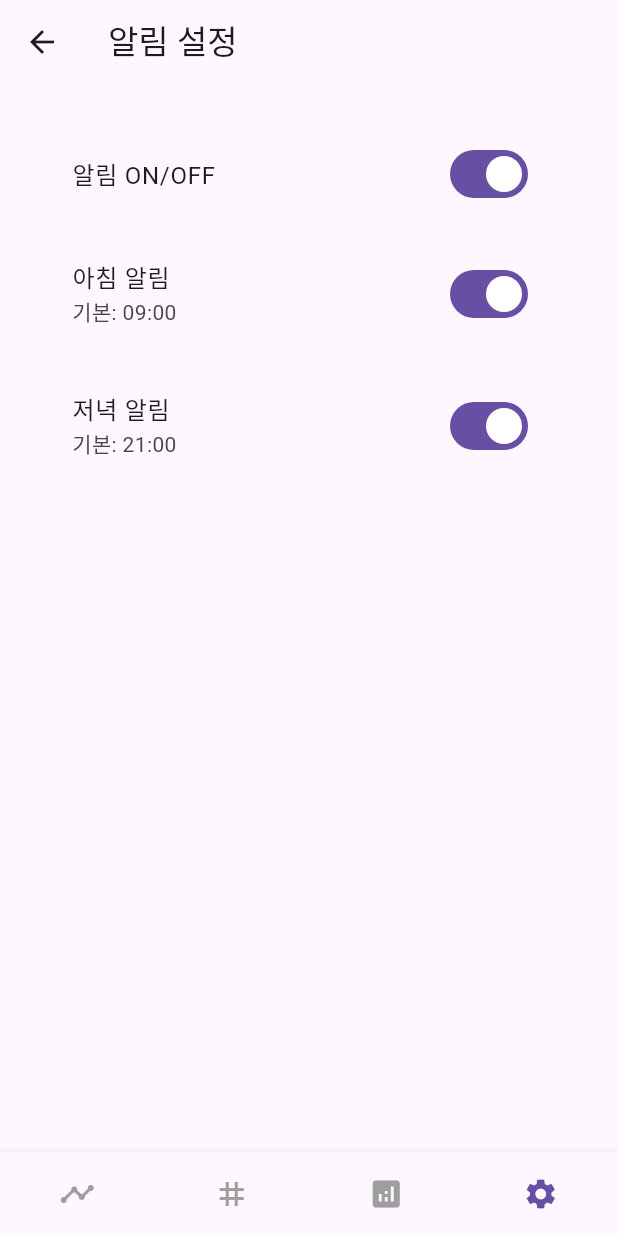
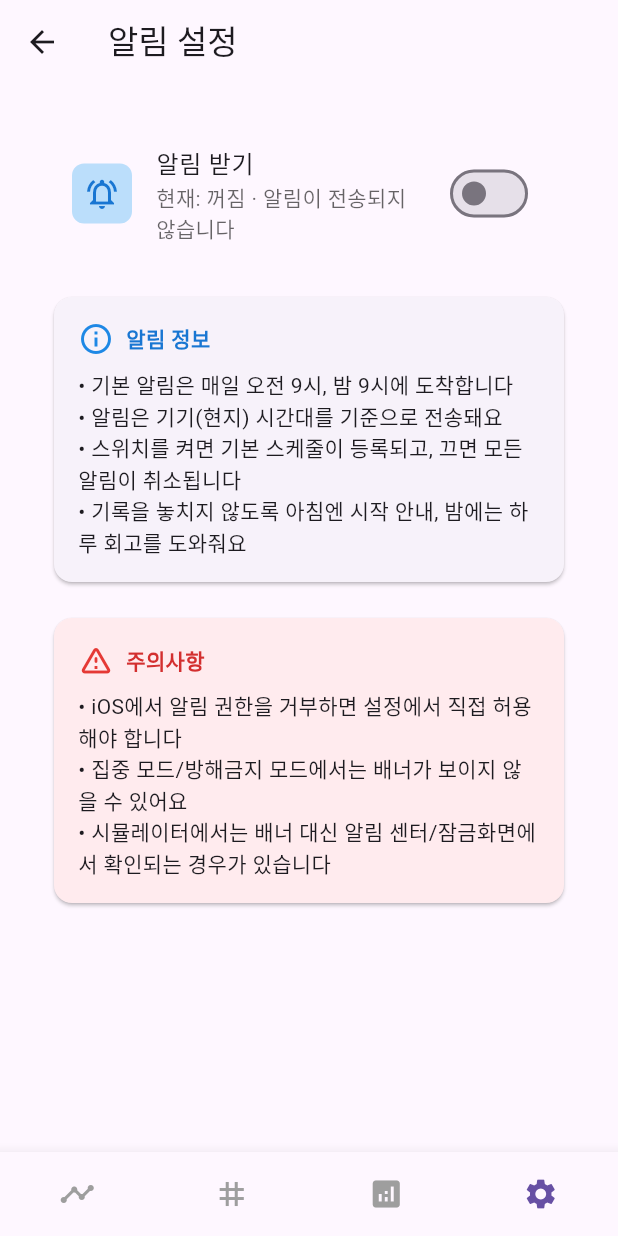
Before and after one commit to simpolor/remory, a Flutter app: the SettingNotificationScreen screen opened by its route, on a phone screen of 412 x 824 dp. Run offline on Flutter 3.47's test engine with Material 3 defaults, Android fonts, the phone set to English and light mode, and no system bars; our stand-ins replace drift, file_picker, flutter_hooks, flutter_local_notifications, flutter_riverpod, flutter_timezone and 6 more; missing offline and left inert: textfield_tags; accounts and stored records are empty; generated files the repository leaves out were written again.

Commit message:
안드로이드 및 ios 알람 설정 작업

```diff
--- a/lib/main.dart
+++ b/lib/main.dart
@@ -1,10 +1,13 @@
 import 'package:flutter/material.dart';
 import 'package:flutter_riverpod/flutter_riverpod.dart';
 import 'package:remory/remory_app.dart';
+import 'package:remory/service/notification_service.dart';
 
 void main() async {
 
   WidgetsFlutterBinding.ensureInitialized();
+
+  await NotificationService.I.init();
 
   runApp(
     const ProviderScope(
--- a/lib/presentation/setting_notification_screen.dart
+++ b/lib/presentation/setting_notification_screen.dart
@@ -2,12 +2,15 @@ import 'package:flutter/material.dart';
 import 'package:flutter_riverpod/flutter_riverpod.dart';
 import 'package:remory/presentation/layouts/app_bar_config.dart';
 import 'package:remory/presentation/layouts/app_scaffold.dart';
+import 'package:remory/provider/notification_provider.dart';
 
 class SettingNotificationScreen extends ConsumerWidget {
   const SettingNotificationScreen({super.key});
 
   @override
   Widget build(BuildContext context, WidgetRef ref) {
+    final enabled = ref.watch(notificationEnabledProvider);
+
     return AppScaffold(
       appBar: const AppBarConfig(
         title: '알림 설정',
@@ -18,41 +21,97 @@ class SettingNotificationScreen extends ConsumerWidget {
         children: [
           // 알림 ON/OFF
           ListTile(
-            title: const Text('알림 ON/OFF'),
+            leading: Container(
+              padding: const EdgeInsets.all(8),
+              decoration: BoxDecoration(
+                color: Colors.blue.shade100,
+                borderRadius: BorderRadius.circular(8),
+              ),
+              child: Icon(Icons.notifications_active_outlined, color: Colors.blue.shade700),
+            ),
+            title: const Text('알림 받기'),
+            subtitle: Text(
+              enabled
+                  ? '현재: 켜짐 · 기본 시간 오전 9시 · 밤 9시'
+                  : '현재: 꺼짐 · 알림이 전송되지 않습니다',
+              style: TextStyle(color: Theme.of(context).hintColor),
+            ),
             trailing: Switch(
-              value: true, // 나중에 provider 연결
-              onChanged: (val) {}, // 나중에 로직 연결
+              value: enabled,
+              onChanged: (val) {
+                ref.read(notificationEnabledProvider.notifier).setEnabled(context, val);
+              },
+            ),
+          ),
+
+          const SizedBox(height: 24),
+
+          // 알림 안내 카드
+          Card(
+            child: Padding(
+              padding: const EdgeInsets.all(16),
+              child: Column(
+                crossAxisAlignment: CrossAxisAlignment.start,
+                children: [
+                  Row(
+                    children: [
+                      Icon(Icons.info_outline, color: Colors.blue.shade600),
+                      const SizedBox(width: 8),
+                      Text(
+                        '알림 정보',
+                        style: TextStyle(
+                          fontWeight: FontWeight.bold,
+                          color: Colors.blue.shade700,
+                        ),
+                      ),
+                    ],
+                  ),
+                  const SizedBox(height: 8),
+                  const Text(
+                    '• 기본 알림은 매일 오전 9시, 밤 9시에 도착합니다\n'
+                        '• 알림은 기기(현지) 시간대를 기준으로 전송돼요\n'
+                        '• 스위치를 켜면 기본 스케줄이 등록되고, 끄면 모든 알림이 취소됩니다\n'
+                        '• 기록을 놓치지 않도록 아침엔 시작 안내, 밤에는 하루 회고를 도와줘요',
+                    style: TextStyle(fontSize: 14),
+                  ),
+                ],
+              ),
             ),
           ),
 
           const SizedBox(height: 16),
 
-          // 아침 알림
-          ListTile(
-            title: const Text('아침 알림'),
-            subtitle: const Text('기본: 09:00'),
-            trailing: Switch(
-              value: true,
-              onChanged: (val) {},
+          // 주의사항 카드
+          Card(
+            color: Colors.red.shade50,
+            child: Padding(
+              padding: const EdgeInsets.all(16),
+              child: Column(
+                crossAxisAlignment: CrossAxisAlignment.start,
+                children: [
+                  Row(
+                    children: [
+                      Icon(Icons.warning_amber_rounded, color: Colors.red.shade600),
+                      const SizedBox(width: 8),
+                      Text(
+                        '주의사항',
+                        style: TextStyle(
+                          fontWeight: FontWeight.bold,
+                          color: Colors.red.shade700,
+                        ),
+                      ),
+                    ],
+                  ),
+                  const SizedBox(height: 8),
+                  const Text(
+                    '• iOS에서 알림 권한을 거부하면 설정에서 직접 허용해야 합니다\n'
+                        '• 집중 모드/방해금지 모드에서는 배너가 보이지 않을 수 있어요\n'
+                        '• 시뮬레이터에서는 배너 대신 알림 센터/잠금화면에서 확인되는 경우가 있습니다',
+                    style: TextStyle(fontSize: 14),
+                  ),
+                ],
+              ),
             ),
-            onTap: () {
-              // 나중에 시간 선택 다이얼로그 연결
-            },
-          ),
-
-          const SizedBox(height: 16),
-
-          // 저녁 알림
-          ListTile(
-            title: const Text('저녁 알림'),
-            subtitle: const Text('기본: 21:00'),
-            trailing: Switch(
-              value: true,
-              onChanged: (val) {},
-            ),
-            onTap: () {
-              // 나중에 시간 선택 다이얼로그 연결
-            },
           ),
         ],
       ),
--- a/lib/presentation/tag_detail_screen.dart
+++ b/lib/presentation/tag_detail_screen.dart
@@ -45,6 +45,7 @@ class TagDetailScreen extends HookConsumerWidget {
       await ref.read(editTagProvider)(tagId, textEditController.text.trim());
       await ref.read(tagPagedProvider.notifier).refresh();
 
+      ref.invalidate(tagDetailProvider(tagId));
       ref.invalidate(analyticsProvider);
 
       if (context.mounted) Navigator.pop(context);
--- a/lib/presentation/tag_list_screen.dart
+++ b/lib/presentation/tag_list_screen.dart
@@ -169,8 +169,7 @@ class TagListScreen extends HookConsumerWidget {
                     TagChip(
                       key: ValueKey(model.tag.tagId),
                       label: model.tag.name,
-                      count:
-                      searchQuery.isEmpty ? model.count : null, // 검색 시 count 숨김
+                      count: model.count, // 검색 시 count 숨김
                       onTap: () => context.push('/tags/${model.tag.tagId}'),
                     ),
                 ],
--- /dev/null
+++ b/lib/provider/notification_provider.dart
@@ -0,0 +1,7 @@
+
+import 'package:flutter_riverpod/flutter_riverpod.dart';
+import 'package:remory/provider/state/notification_toggle.dart';
+
+final notificationEnabledProvider = StateNotifierProvider<NotificationToggle, bool>((ref) {
+  return NotificationToggle(ref);
+});
--- /dev/null
+++ b/lib/provider/state/notification_toggle.dart
@@ -0,0 +1,99 @@
+import 'package:flutter/material.dart';
+import 'package:flutter_riverpod/flutter_riverpod.dart';
+import 'package:permission_handler/permission_handler.dart';
+import 'package:remory/service/notification_service.dart';
+
+class NotificationToggle extends StateNotifier<bool> {
+  final Ref ref;
+  NotificationToggle(this.ref) : super(false); // 초기값: OFF (원하면 저장소 연동)
+
+  Future<void> setEnabled(BuildContext context, bool enable) async {
+
+    if (enable) {
+      // A) 현재 권한 상태 확인
+      // B) 아직 요청 전/거부면 정식 요청 (iOS/Android 모두 처리되도록)
+      final ok = await NotificationService.I.requestPermission();
+      print('NotificationService 권한 요청 결과: $ok');
+
+      // 권한 요청 후 더 긴 대기시간 (권한 상태 동기화 대기)
+      await Future.delayed(const Duration(seconds: 1));
+
+      // flutter_local_notifications에서 ok가 false인 경우에만 에러 처리
+      if (!ok) {
+        if (!context.mounted) return;
+
+        // C) 여전히 거부 → 설정 유도 다이얼로그
+        final go = await showDialog<bool>(
+          context: context,
+          builder: (ctx) => AlertDialog(
+            title: const Text('알림 권한이 필요합니다'),
+            content: const Text('설정에서 Remory 알림을 허용해주세요.'),
+            actions: [
+              TextButton(onPressed: () => Navigator.pop(ctx, false), child: const Text('취소')),
+              TextButton(onPressed: () => Navigator.pop(ctx, true), child: const Text('설정 열기')),
+            ],
+          ),
+        );
+        if (go == true) {
+          await openAppSettings();
+        }
+        // 권한이 없으면 켜짐 유지 금지
+        state = false;
+        return;
+      }
+
+      // D) 권한 확인 후 추가 딜레이
+      await Future.delayed(const Duration(milliseconds: 500));
+
+      // E) 여기 도달 = 권한 OK → 즉시 알림 테스트
+      try {
+        print('🚀 즉시 알림 테스트 시작');
+
+        await NotificationService.I.showNow(
+          id: 1,
+          title: '알림이 켜졌어요',
+          body: '테스트 알림입니다.',
+        );
+
+        print('⏳ 알림 전송 완료, 300ms 대기 중...');
+
+        await NotificationService.I.scheduleDaily(
+          id: 900, title: '오늘의 Remory ✍️', body: '아침 5분, 기록으로 하루를 시작해요.', hour: 9, minute: 0,
+        );
+        await NotificationService.I.scheduleDaily(
+          id: 2100, title: '하루 마무리 ✨', body: '잠들기 전 오늘을 간단히 돌아봐요.', hour: 21, minute: 0,
+        );
+
+        // 알림 전송 후 잠시 대기
+        await Future.delayed(const Duration(milliseconds: 300));
+
+        // 5초 후 알림도 예약
+        print('⏰ 5초 후 알림 예약 시작');
+        await NotificationService.I.showDelayedTest();
+
+        final pending = await NotificationService.I.pending();
+        print('📋 최종 pending 알림 수: ${pending.length}');
+
+        state = true;
+        ScaffoldMessenger.of(context).showSnackBar(
+          const SnackBar(content: Text('알림이 켜졌습니다. 5초 후에도 알림이 올 예정입니다.')),
+        );
+      } catch (e) {
+        print('💥 알림 전송 실패: $e');
+        debugPrint('알림 전송 실패: $e');
+        ScaffoldMessenger.of(context).showSnackBar(
+          SnackBar(content: Text('알림 설정 중 오류가 발생했습니다: $e')),
+        );
+      }
+    } else {
+      // OFF → 모든 예약/표시 취소
+      await NotificationService.I.cancelAll();
+      await NotificationService.I.cancel(900);
+      await NotificationService.I.cancel(2100);
+      state = false;
+      ScaffoldMessenger.of(context).showSnackBar(
+        const SnackBar(content: Text('알림이 꺼졌습니다.')),
+      );
+    }
+  }
+}
--- a/lib/repository/tag_repository.dart
+++ b/lib/repository/tag_repository.dart
@@ -34,7 +34,7 @@ class TagRepository {
 
     // 검색 조건 추가
     if (searchQuery?.isNotEmpty == true) {
-      query.where(t.name.collate(const Collate('NOCASE')).like('%$searchQuery%'));
+      query.where(t.name.collate(const Collate('NOCASE')).like('$searchQuery%'));
     }
 
     // 커서 조건 (검색어가 있어도 페이지네이션 가능)
```
Also changed, not shown: lib/presentation/setting_backup_screen.dart (+34 -34 lines), lib/service/notification_service.dart (added, +256 -0 lines), pubspec.yaml (+8 -2 lines), pubspec.lock, 7 other files.
